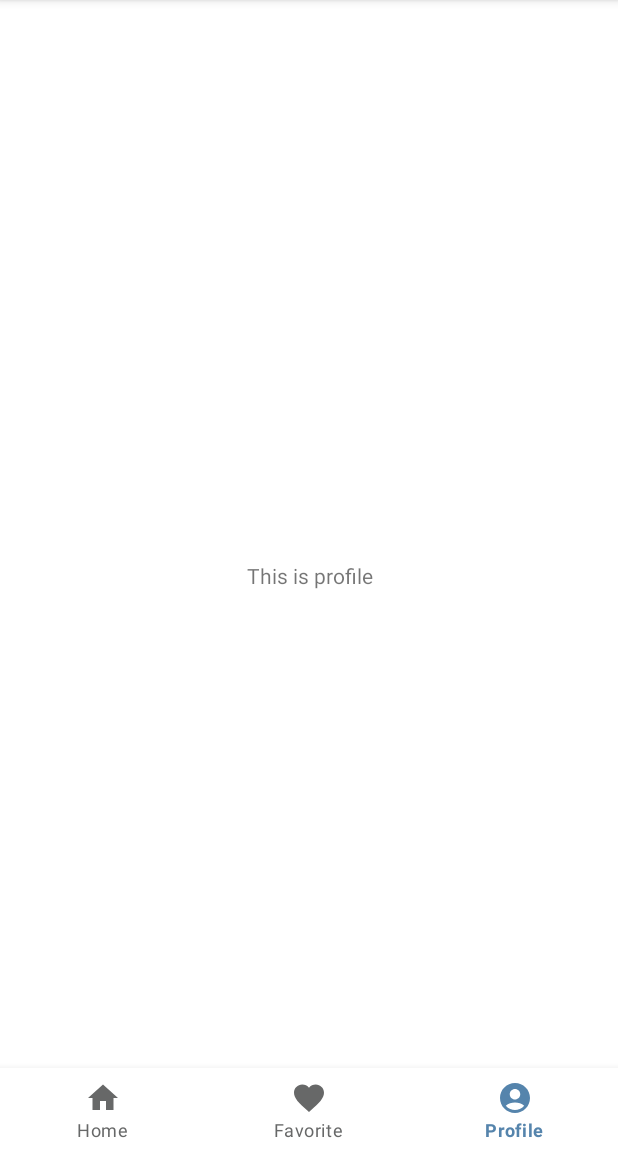
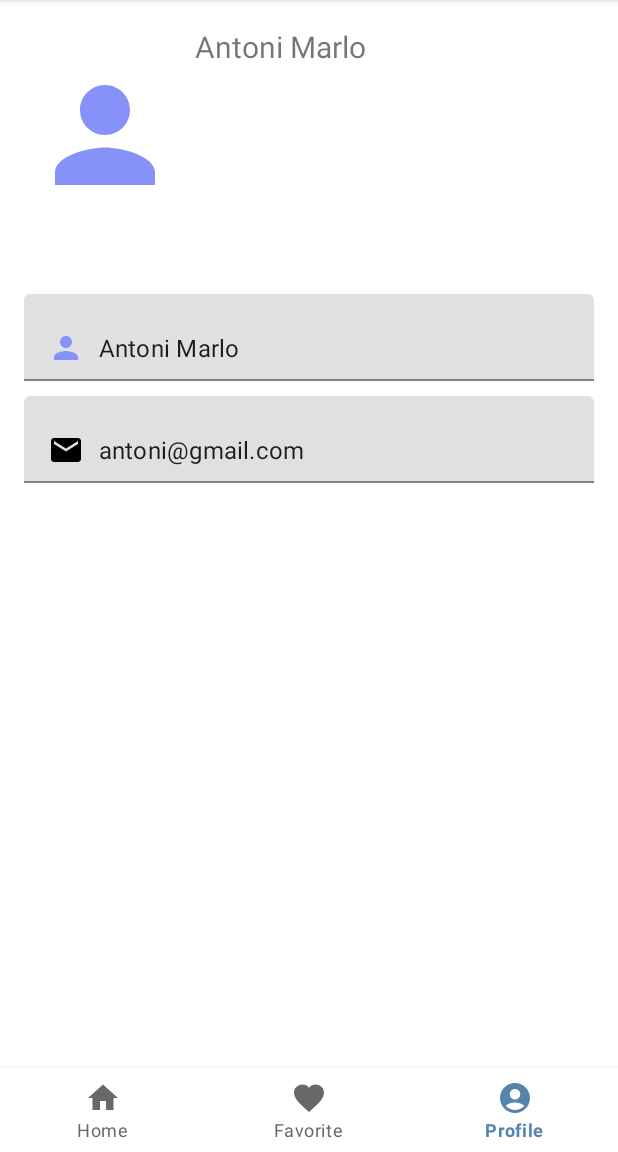
Before and after one commit to puanabidah/UTS_LAB_MPR, an Android app: the ProfileFragment screen opened through its navigation route, on a phone screen of 412 x 824 dp, the part 84-1236 px from its top. Run offline under Robolectric (Android 15) with nearby library versions, the phone set to English and light mode, and no system bars; our stand-ins replace navigation-ui.

Commit message:
add design profile page

```diff
--- a/app/src/main/AndroidManifest.xml
+++ b/app/src/main/AndroidManifest.xml
@@ -21,8 +21,8 @@
         </activity>
         <activity
             android:name=".LoginActivity"
-            android:theme="@style/Theme.AppCompat.Light.NoActionBar"
-            android:exported="true">
+            android:exported="true"
+            android:theme="@style/Theme.AppCompat.Light.NoActionBar">
             <intent-filter>
                 <action android:name="android.intent.action.MAIN" />
 
--- /dev/null
+++ b/app/src/main/res/drawable/ic_baseline_arrow_back_24.xml
@@ -0,0 +1,5 @@
+<vector android:autoMirrored="true" android:height="24dp"
+    android:tint="#000000" android:viewportHeight="24"
+    android:viewportWidth="24" android:width="24dp" xmlns:android="http://schemas.android.com/apk/res/android">
+    <path android:fillColor="@android:color/white" android:pathData="M20,11H7.83l5.59,-5.59L12,4l-8,8 8,8 1.41,-1.41L7.83,13H20v-2z"/>
+</vector>
--- /dev/null
+++ b/app/src/main/res/drawable/ic_baseline_email_24.xml
@@ -0,0 +1,5 @@
+<vector android:height="24dp" android:tint="#000000"
+    android:viewportHeight="24" android:viewportWidth="24"
+    android:width="24dp" xmlns:android="http://schemas.android.com/apk/res/android">
+    <path android:fillColor="@android:color/white" android:pathData="M20,4L4,4c-1.1,0 -1.99,0.9 -1.99,2L2,18c0,1.1 0.9,2 2,2h16c1.1,0 2,-0.9 2,-2L22,6c0,-1.1 -0.9,-2 -2,-2zM20,8l-8,5 -8,-5L4,6l8,5 8,-5v2z"/>
+</vector>
--- a/app/src/main/res/layout/fragment_profile.xml
+++ b/app/src/main/res/layout/fragment_profile.xml
@@ -3,12 +3,75 @@
     xmlns:tools="http://schemas.android.com/tools"
     android:layout_width="match_parent"
     android:layout_height="match_parent"
+    android:orientation="vertical"
     tools:context=".BottomNavFragment.ProfileFragment">
 
-    <TextView
-        android:gravity="center"
+    <LinearLayout
         android:layout_width="match_parent"
         android:layout_height="match_parent"
-        android:text="This is profile" />
+        android:orientation="vertical">
+
+       <RelativeLayout
+           android:layout_width="match_parent"
+           android:layout_height="180dp"
+           android:padding="20dp">
+           <ImageView
+               android:id="@+id/image_profile"
+               android:layout_width="100dp"
+               android:layout_height="100dp"
+               android:layout_centerVertical="true"
+               android:src="@drawable/ic_baseline_person_24"/>
+
+           <TextView
+               android:id="@+id/textViewFullname"
+               android:layout_width="wrap_content"
+               android:layout_height="match_parent"
+               android:text="Antoni Marlo"
+               android:layout_centerVertical="true"
+               android:layout_marginStart="10dp"
+               android:layout_toEndOf="@+id/image_profile"
+               android:includeFontPadding="false"
+               android:textSize="20sp"/>
+
+
+
+       </RelativeLayout>
+
+        <LinearLayout
+            android:layout_width="match_parent"
+            android:layout_height="wrap_content"
+            android:orientation="vertical"
+            android:padding="16dp">
+
+            <com.google.android.material.textfield.TextInputLayout
+                android:layout_width="match_parent"
+                android:layout_height="wrap_content"
+                android:id="@+id/edittext_name"
+                android:layout_marginBottom="10dp">
+                <com.google.android.material.textfield.TextInputEditText
+                    android:layout_width="match_parent"
+                    android:layout_height="wrap_content"
+                    android:drawableStart="@drawable/ic_baseline_person_24"
+                    android:drawablePadding="10dp"
+                    android:text="Antoni Marlo"/>
+            </com.google.android.material.textfield.TextInputLayout>
+
+            <com.google.android.material.textfield.TextInputLayout
+                android:layout_width="match_parent"
+                android:layout_height="wrap_content"
+                android:id="@+id/edittext_email"
+                android:layout_marginBottom="10dp">
+                <com.google.android.material.textfield.TextInputEditText
+                    android:layout_width="match_parent"
+                    android:layout_height="wrap_content"
+                    android:drawableStart="@drawable/ic_baseline_email_24"
+                    android:drawablePadding="10dp"
+                    android:text="antoni@gmail.com"/>
+            </com.google.android.material.textfield.TextInputLayout>
+
+
+        </LinearLayout>
+
+    </LinearLayout>
 
 </FrameLayout>
```
